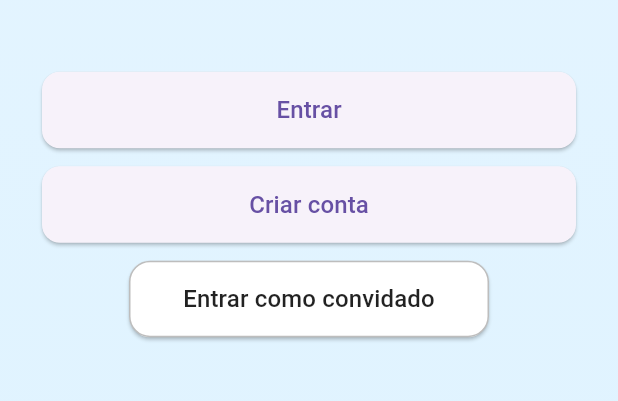
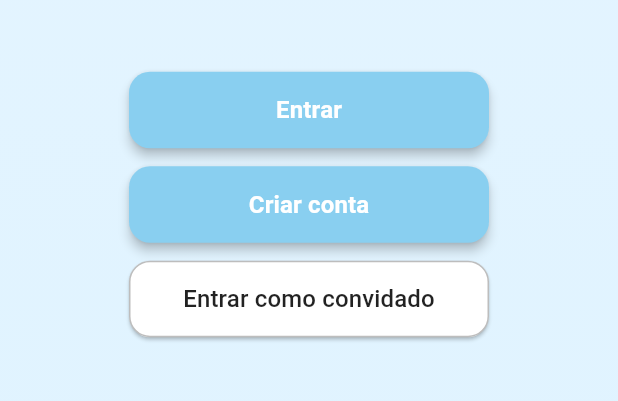
Before and after one commit to pietrabueno13/water-clock, a Flutter app: the screen it shows after launch, on a phone screen of 412 x 824 dp, the part 586-987 px from its top. Run offline on Flutter 3.47's test engine with Material 3 defaults, Android fonts, the phone set to English and light mode, and no system bars.

Commit message:
Update rounded_button.dart

```diff
--- a/lib/widgets/rounded_button.dart
+++ b/lib/widgets/rounded_button.dart
@@ -13,16 +13,25 @@ class RoundedButton extends StatelessWidget {
   @override
   Widget build(BuildContext context) {
     return SizedBox(
-      width: double.infinity,
+      width: 240, // largura ajustada
       child: ElevatedButton(
         onPressed: onPressed,
         style: ElevatedButton.styleFrom(
+          backgroundColor: const Color(0xFF89CFF0), // azul claro
+          foregroundColor: Colors.white, // texto branco
           padding: const EdgeInsets.symmetric(vertical: 14),
           shape: RoundedRectangleBorder(
-            borderRadius: BorderRadius.circular(12),
+            borderRadius: BorderRadius.circular(14),
+          ),
+          elevation: 3,
+        ),
+        child: Text(
+          text,
+          style: const TextStyle(
+            fontSize: 16,
+            fontWeight: FontWeight.w600,
           ),
         ),
-        child: Text(text, style: const TextStyle(fontSize: 16)),
       ),
     );
   }
```
